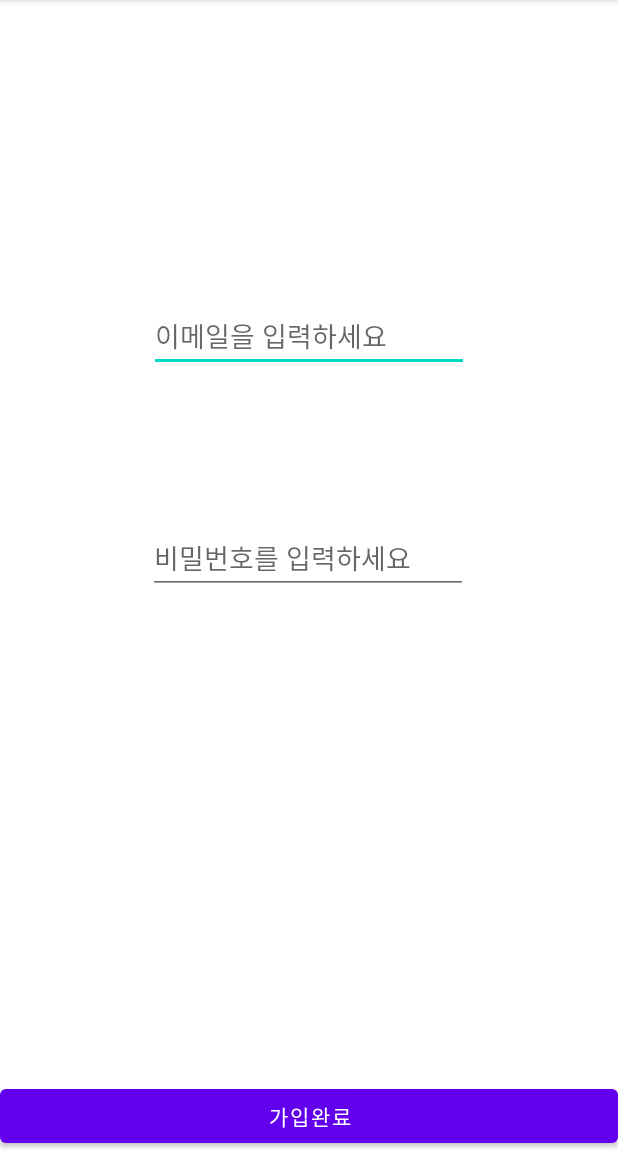
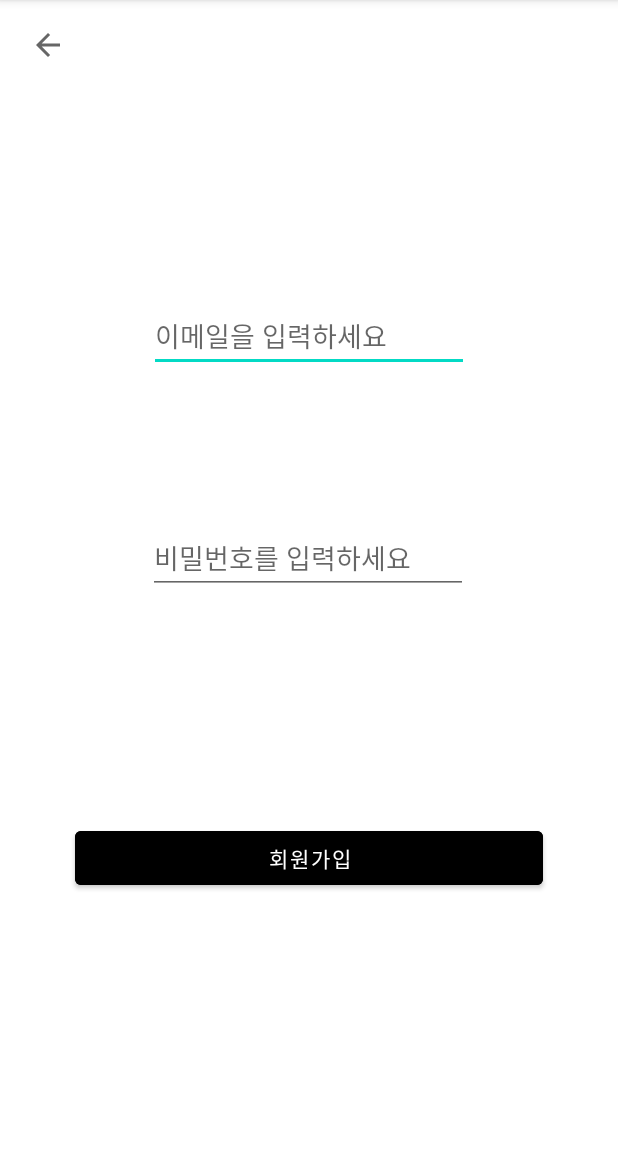
Before and after one commit to choiji12/Workout-Application, an Android app: the RegisterActivity screen opened directly, with no data from a screen before it, on a phone screen of 412 x 824 dp, the part 84-1236 px from its top. Run offline under Robolectric (Android 15) with nearby library versions, the phone set to English and light mode, and no system bars; our stand-ins replace Firebase (no records; nobody signed in at launch, a user with empty details on screens opened directly).

Commit message:
Login, Resister Commited

```diff
--- a/app/src/main/java/com/example/workoutapp/RegisterActivity.java
+++ b/app/src/main/java/com/example/workoutapp/RegisterActivity.java
@@ -3,10 +3,12 @@ package com.example.workoutapp;
 import androidx.annotation.NonNull;
 import androidx.appcompat.app.AppCompatActivity;
 
+import android.content.Intent;
 import android.os.Bundle;
 import android.view.View;
 import android.widget.Button;
 import android.widget.EditText;
+import android.widget.ImageButton;
 import android.widget.Toast;
 
 import com.google.android.gms.tasks.OnCompleteListener;
@@ -23,6 +25,7 @@ public class RegisterActivity extends AppCompatActivity {
     private DatabaseReference mDatabaseRef; // 실시간 DB
     private EditText txtEmail, txtPasswd;
     private Button btnRegister;
+    private ImageButton btnReturn;
 
     @Override
     protected void onCreate(Bundle savedInstanceState) {
@@ -35,6 +38,7 @@ public class RegisterActivity extends AppCompatActivity {
         txtEmail = findViewById(R.id.txtEmail);
         txtPasswd = findViewById(R.id.txtPasswd);
         btnRegister = findViewById(R.id.btnRegister);
+        btnReturn = findViewById(R.id.btnReturn);
 
         btnRegister.setOnClickListener(new View.OnClickListener() {
             //회원가입 버튼을 눌렀을 때 이벤트 리스너
@@ -66,5 +70,13 @@ public class RegisterActivity extends AppCompatActivity {
                 });
             }
         });
+
+        btnReturn.setOnClickListener(new View.OnClickListener() {
+            @Override
+            public void onClick(View v) {
+                Intent intent = new Intent(RegisterActivity.this, LoginActivity.class);
+                startActivity(intent);
+            }
+        });
     }
 }
--- a/app/src/main/res/layout/activity_resister.xml
+++ b/app/src/main/res/layout/activity_resister.xml
@@ -35,8 +35,26 @@
         android:id="@+id/btnRegister"
         android:layout_width="0dp"
         android:layout_height="wrap_content"
-        android:text="가입완료"
+        android:layout_marginStart="50dp"
+        android:layout_marginEnd="50dp"
+        android:layout_marginBottom="172dp"
+        android:text="회원가입"
+        android:backgroundTint="@color/black"
+
         app:layout_constraintBottom_toBottomOf="parent"
         app:layout_constraintEnd_toEndOf="parent"
+        app:layout_constraintHorizontal_bias="1.0"
         app:layout_constraintStart_toStartOf="parent" />
+
+    <ImageButton
+        android:id="@+id/btnReturn"
+        android:layout_width="wrap_content"
+        android:layout_height="wrap_content"
+        android:layout_marginStart="8dp"
+        android:layout_marginTop="8dp"
+        android:backgroundTint="@color/white"
+        app:layout_constraintStart_toStartOf="parent"
+        app:layout_constraintTop_toTopOf="parent"
+        app:srcCompat="?attr/actionModeCloseDrawable" />
+
 </androidx.constraintlayout.widget.ConstraintLayout>
```
